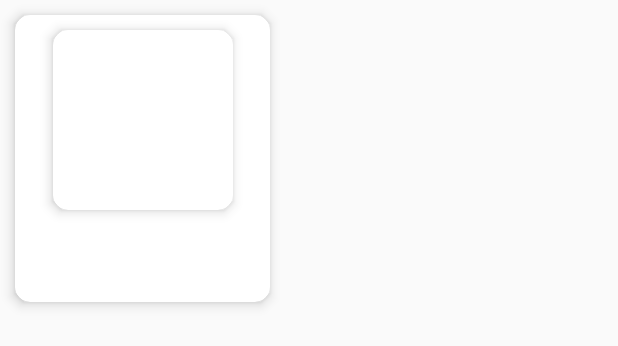
After one commit to ChoiysApple/Price_This, an Android app: the layout recycler_view.xml on its own in the app's theme, with its tools: preview values and no code run, on a phone screen of 412 x 824 dp. The commit adds this screen. Shown: the top 346 px of the screen. Run offline under Robolectric (Android 15) with nearby library versions, the phone set to English and light mode, and no system bars.

Commit message:
infinite scoll ver2
Co-Authored-By: choring0989 <choring0989@users.noreply.github.com>

```diff
--- a/Price_this/app/build.gradle
+++ b/Price_this/app/build.gradle
@@ -22,6 +22,8 @@
     implementation fileTree(dir: 'libs', include: ['*.jar'])
     implementation 'com.android.support:appcompat-v7:28.0.0'
     implementation 'com.android.support.constraint:constraint-layout:1.1.3'
+    implementation 'com.android.support:cardview-v7:28.0.0'
+    implementation 'com.android.support:recyclerview-v7:28.0.0'
     implementation 'com.google.firebase:firebase-core:16.0.1'               //FIrebase
     testImplementation 'junit:junit:4.12'
     androidTestImplementation 'com.android.support.test:runner:1.0.2'
--- a/Price_this/app/src/main/java/com/example/price_this/price_this/GoodsInfo.java
+++ b/Price_this/app/src/main/java/com/example/price_this/price_this/GoodsInfo.java
@@ -1,4 +1,4 @@
-package com.example.pricethis;
+package com.example.price_this.price_this;
 
 public class GoodsInfo {
 
--- a/Price_this/app/src/main/java/com/example/price_this/price_this/MyAdapter.java
+++ b/Price_this/app/src/main/java/com/example/price_this/price_this/MyAdapter.java
@@ -1,4 +1,4 @@
-package com.example.pricethis;
+package com.example.price_this.price_this;
 
 import android.content.Context;
 import android.support.v7.widget.RecyclerView;
--- a/Price_this/app/src/main/res/layout/activity_main.xml
+++ b/Price_this/app/src/main/res/layout/activity_main.xml
@@ -1,13 +1,23 @@
 <?xml version="1.0" encoding="utf-8"?>
-<android.support.constraint.ConstraintLayout xmlns:android="http://schemas.android.com/apk/res/android"
+<TableLayout xmlns:android="http://schemas.android.com/apk/res/android"
     xmlns:app="http://schemas.android.com/apk/res-auto"
     xmlns:tools="http://schemas.android.com/tools"
     android:layout_width="match_parent"
-    android:layout_height="match_parent"
-    tools:context=".MainActivity">
-    <LinearLayout
+    android:layout_height="wrap_content"
+    tools:context=".MainActivity"
+    android:background="#fcfdf3">
+
+    <TableRow
         android:layout_width="match_parent"
-        android:layout_height="match_parent">
-    </LinearLayout>
+        android:layout_height="match_parent"
+        android:gravity="center">
 
-</android.support.constraint.ConstraintLayout>
+        <android.support.v7.widget.RecyclerView
+            android:layout_gravity="center"
+            android:id="@+id/recycler_view"
+            android:layout_width="match_parent"
+            android:layout_height="match_parent"
+            android:background="#fcfdf3" />
+    </TableRow>
+
+</TableLayout>
--- /dev/null
+++ b/Price_this/app/src/main/res/layout/recycler_view.xml
@@ -0,0 +1,66 @@
+<?xml version="1.0" encoding="utf-8"?>
+<android.support.v7.widget.CardView xmlns:android="http://schemas.android.com/apk/res/android"
+    xmlns:app="http://schemas.android.com/apk/res-auto"
+    xmlns:tools="http://schemas.android.com/tools"
+    android:layout_width="wrap_content"
+    android:layout_height="wrap_content"
+    android:layout_marginLeft="10dp"
+    android:layout_marginTop="10dp"
+    android:layout_marginRight="10dp"
+    android:layout_marginBottom="10dp"
+    app:cardCornerRadius="10dp"
+    app:cardElevation="5dp">
+
+    <RelativeLayout
+        android:layout_width="170dp"
+        android:layout_height="match_parent">
+
+        <android.support.v7.widget.CardView
+            android:id="@+id/cardView_view"
+            android:layout_width="120dp"
+            android:layout_height="wrap_content"
+            android:layout_gravity="center"
+            android:layout_marginStart="25dp"
+            android:layout_marginTop="10dp"
+            android:gravity="center"
+            app:cardCornerRadius="10dp"
+            app:cardElevation="5dp">
+
+            <ImageView
+                android:id="@+id/imgViewPicture"
+                android:layout_width="120dp"
+                android:layout_height="120dp"
+                android:layout_gravity="center" />
+
+        </android.support.v7.widget.CardView>
+
+        <TextView
+            android:id="@+id/txtViewName"
+            android:layout_width="120dp"
+            android:layout_height="wrap_content"
+            android:layout_below="@+id/cardView_view"
+            android:layout_gravity="center"
+            android:layout_marginLeft="25dp"
+            android:layout_marginTop="5dp"
+            android:gravity="center"
+            android:textSize="20sp" />
+
+        <TextView
+            android:id="@+id/txtViewPrice"
+            android:layout_width="120dp"
+            android:layout_height="wrap_content"
+            android:layout_below="@+id/txtViewName"
+            android:layout_gravity="center"
+            android:layout_marginLeft="25dp"
+            android:layout_marginTop="2dp"
+            android:layout_marginBottom="5dp"
+            android:gravity="center"
+            android:textSize="15sp" />
+        />
+
+        />
+
+
+    </RelativeLayout>
+
+</android.support.v7.widget.CardView>
```
